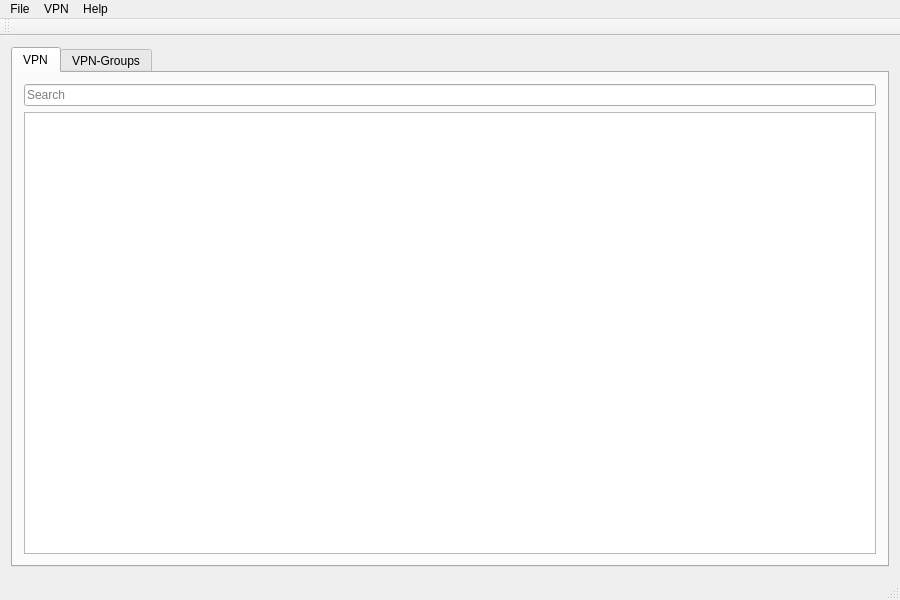
This is openfortigui/mainwindow.ui in tsundeoku/openfortigui as Qt 5 draws it before an edit. The edited form follows.
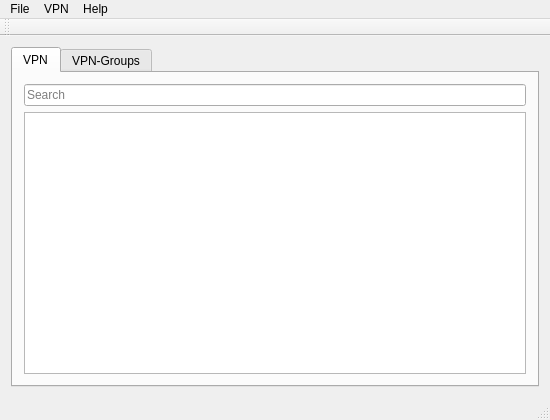
This is the edited form. Icons and pictures are not drawn.

Commit message: Reduce main window default size to 550x420

```diff
--- a/openfortigui/mainwindow.ui
+++ b/openfortigui/mainwindow.ui
@@ -6,8 +6,8 @@
    <rect>
     <x>0</x>
     <y>0</y>
-    <width>900</width>
-    <height>600</height>
+    <width>550</width>
+    <height>420</height>
    </rect>
   </property>
   <property name="windowTitle">
@@ -91,7 +91,7 @@
     <rect>
      <x>0</x>
      <y>0</y>
-     <width>900</width>
+     <width>550</width>
      <height>22</height>
     </rect>
    </property>
```
